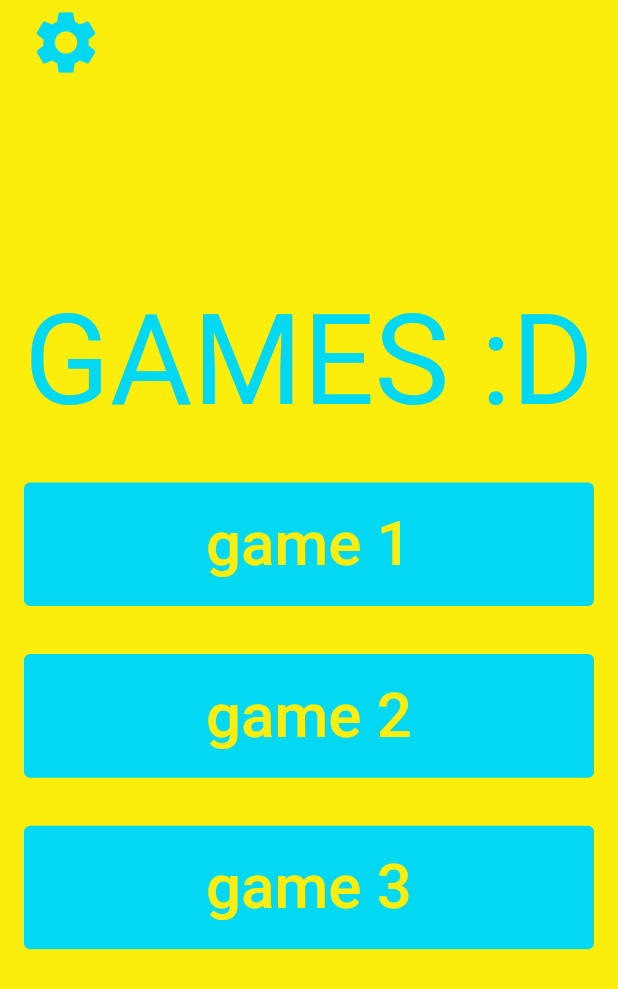
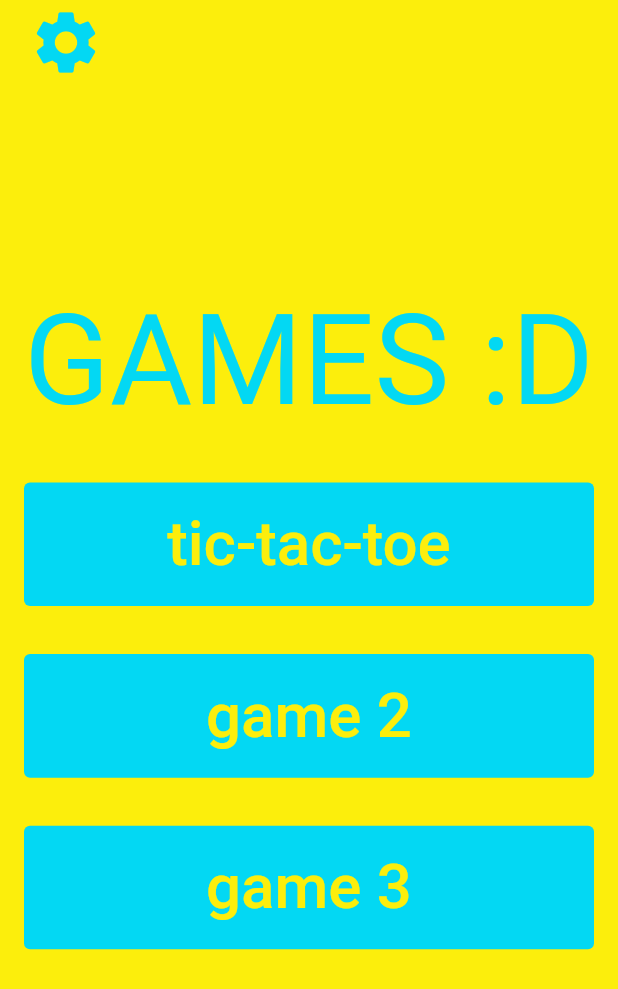
Before and after one commit to Software-Engineering-MIMUW-2023/GAM3S, a Flutter app: the screen it shows after launch, on a phone screen of 412 x 824 dp. Shown: the top 989 px of the screen. Run offline on Flutter 3.47's test engine with Material 2 defaults, Android fonts, the phone set to English and light mode, and no system bars.

Commit message:
Included tic tac toe in main.dart

```diff
--- a/lib/main.dart
+++ b/lib/main.dart
@@ -1,20 +1,14 @@
 import 'package:flutter/material.dart';
-
-import 'package:io_app/tic-tac-toe.dart';
+import 'tic-tac-toe.dart';
 
 const bgColor = Color(0xFFFCEE0C);
 const highlightColor = Color(0xFF03D8F3);
 
 void main() {
-  // runApp(const MaterialApp( // to moje do testow, mozna usunac
-  //   home: Gomoku(),
-  // ));
-
   runApp(const MaterialApp(
     home: Home(),
   ));
 }
-
 
 class Home extends StatelessWidget {
   const Home({Key? key}) : super(key: key);
@@ -31,7 +25,8 @@ class Home extends StatelessWidget {
           Icons.settings,
           color: highlightColor,
           size: 50,
-            )),
+        ),
+      ),
       floatingActionButtonLocation: FloatingActionButtonLocation.startTop,
       body: Center(
         child: Column(
@@ -43,33 +38,35 @@ class Home extends StatelessWidget {
               child: SizedBox(
                 width: double.infinity,
                 child: LayoutBuilder(
-                          builder: (BuildContext context,
-                              BoxConstraints constraints) {
+                  builder: (BuildContext context, BoxConstraints constraints) {
                     return FittedBox(
                       fit: BoxFit.scaleDown,
                       child: Text(
                         "GAMES :D",
                         style: TextStyle(
                           fontSize: constraints.maxWidth * 0.45,
-                                  // height: 0.5,
                           color: highlightColor,
                         ),
                       ),
                     );
                   },
-                        ))),
-                GameButton("game 1"),
+                ),
+              ),
+            ),
+            GameButton("tic-tac-toe"),
             GameButton("game 2"),
             GameButton("game 3"),
-              ]),
-        ));
+          ],
+        ),
+      ),
+    );
   }
 }
 
 class GameButton extends StatelessWidget {
   final String name;
 
-  const GameButton(this.name, {super.key});
+  const GameButton(this.name, {Key? key}) : super(key: key);
 
   @override
   Widget build(BuildContext context) {
@@ -80,24 +77,41 @@ class GameButton extends StatelessWidget {
         height: MediaQuery.of(context).size.height * 0.1,
         child: ElevatedButton(
           onPressed: () {
-                // todo add code to start game
+            switch (name) {
+              case "tic-tac-toe":
+                Navigator.push(
+                  context,
+                  MaterialPageRoute(
+                      builder: (context) =>
+                          const MyHomePage(title: 'Gomoku')), // or Gomoku()
+                );
+                break;
+
+              // add more cases for each game
+              default:
+                break;
+            }
           },
-              style: const ButtonStyle(
-                elevation: MaterialStatePropertyAll(0),
-                backgroundColor:
-                    MaterialStatePropertyAll<Color>(highlightColor),
+          style: ButtonStyle(
+            elevation: MaterialStateProperty.all(0),
+            backgroundColor: MaterialStateProperty.all<Color>(highlightColor),
           ),
           child: LayoutBuilder(
             builder: (BuildContext context, BoxConstraints constraints) {
               return FittedBox(
                 fit: BoxFit.scaleDown,
-                      child: Text(name,
+                child: Text(
+                  name,
                   style: TextStyle(
                     fontSize: constraints.maxHeight * 0.5,
                     color: bgColor,
-                          )));
+                  ),
+                ),
+              );
             },
-              )),
-        ));
+          ),
+        ),
+      ),
+    );
   }
 }
```
Lines whose indentation alone changed are shown as unchanged.
